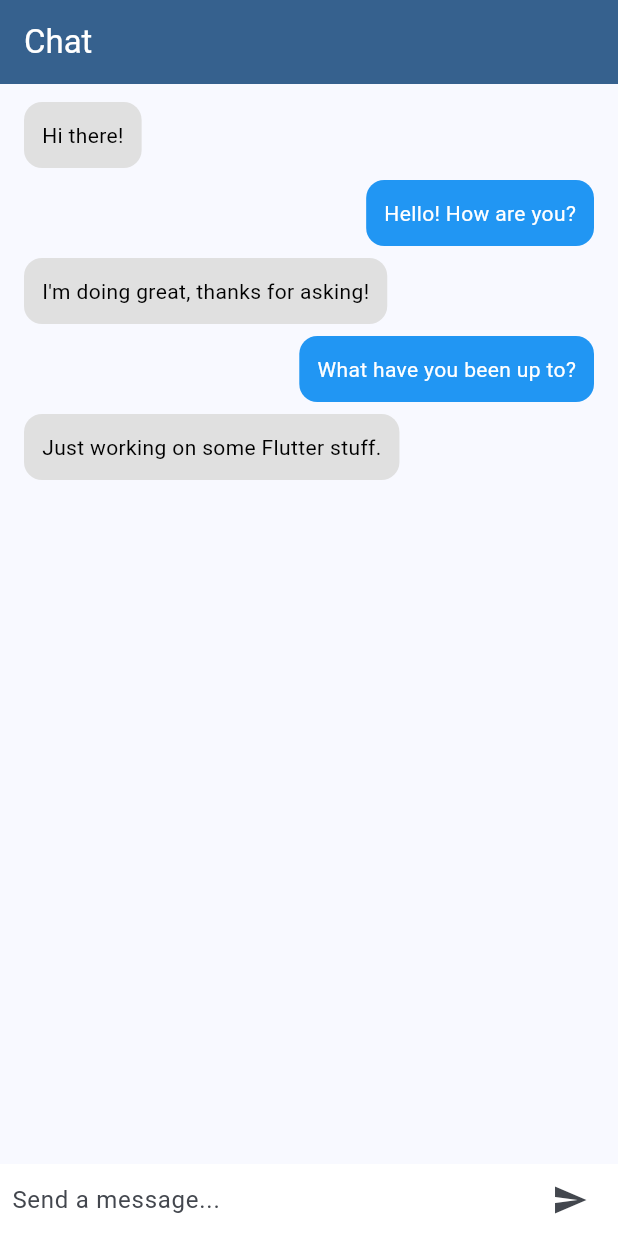
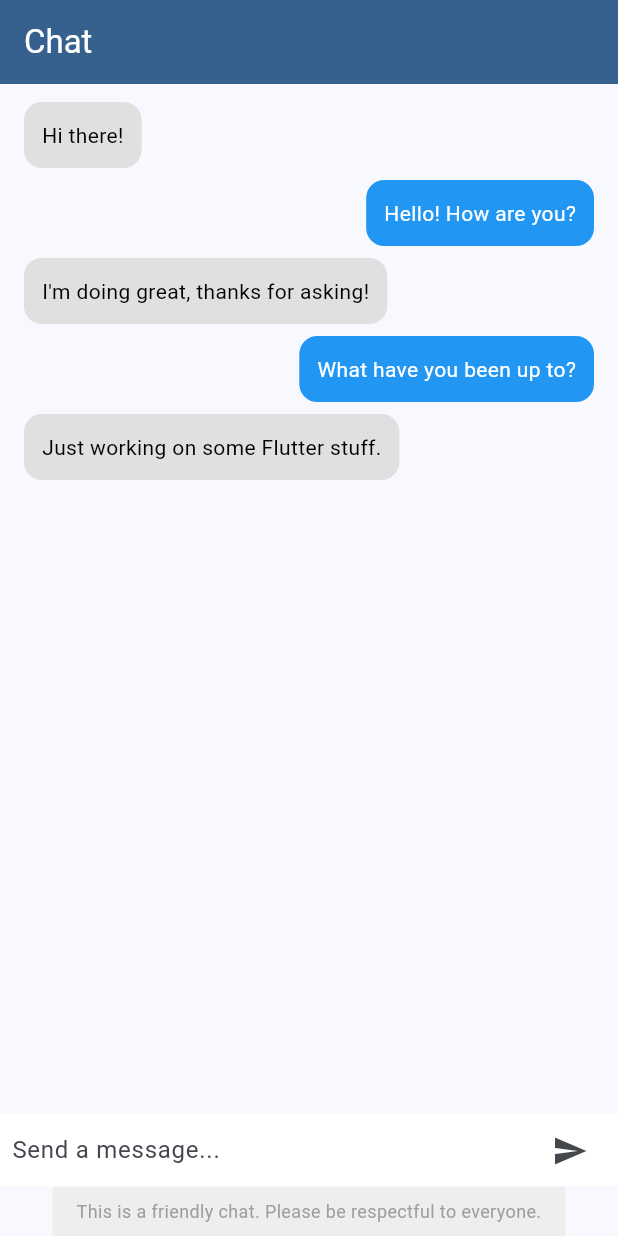
Before and after one commit to could-ai/019a1f18-f511-7d6e-a5f2-0059c85e989e, a Flutter app: the screen it shows after launch, on a phone screen of 412 x 824 dp. Run offline on Flutter 3.47's test engine with Material 3 defaults, Android fonts, the phone set to English and light mode, and no system bars.

Commit message:
I have added a new disclaimer widget to the chat screen to ensure a positive and respectful environment for all users. This new section, displayed prominently at the bottom of the screen, serves as a gentle reminder of our community guidelines. The disclaimer is styled to be noticeable yet unobtrusive, with a light grey background and centered text, ensuring it doesn't interfere with the main chat interface while effectively communicating our commitment to fostering a friendly and welcoming community.

```diff
--- a/usr/lib/chat_screen.dart
+++ b/usr/lib/chat_screen.dart
@@ -52,6 +52,7 @@ class _ChatScreenState extends State<ChatScreen> {
             ),
           ),
           _buildMessageComposer(),
+          _buildDisclaimer(),
         ],
       ),
     );
@@ -80,4 +81,16 @@ class _ChatScreenState extends State<ChatScreen> {
       ),
     );
   }
+
+  Widget _buildDisclaimer() {
+    return Container(
+      padding: const EdgeInsets.symmetric(vertical: 8.0, horizontal: 16.0),
+      color: Colors.grey[200],
+      child: const Text(
+        "This is a friendly chat. Please be respectful to everyone.",
+        textAlign: TextAlign.center,
+        style: TextStyle(fontSize: 12, color: Colors.grey),
+      ),
+    );
+  }
 }
```
